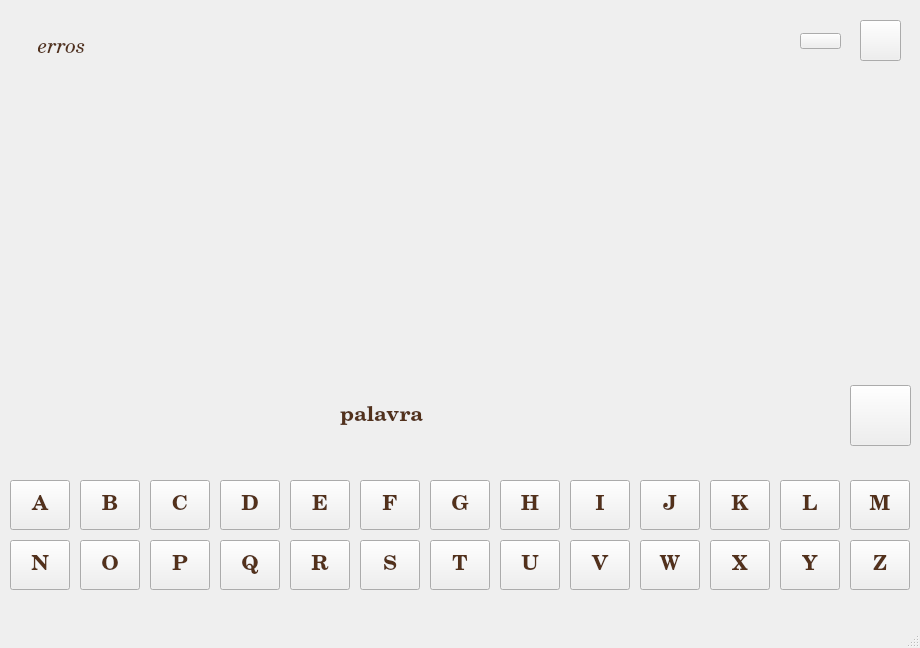
This is design_jogo_da_forca.ui in ericdecastro/Jogo-da-Forca as Qt 5 draws it before an edit. The edited form follows.
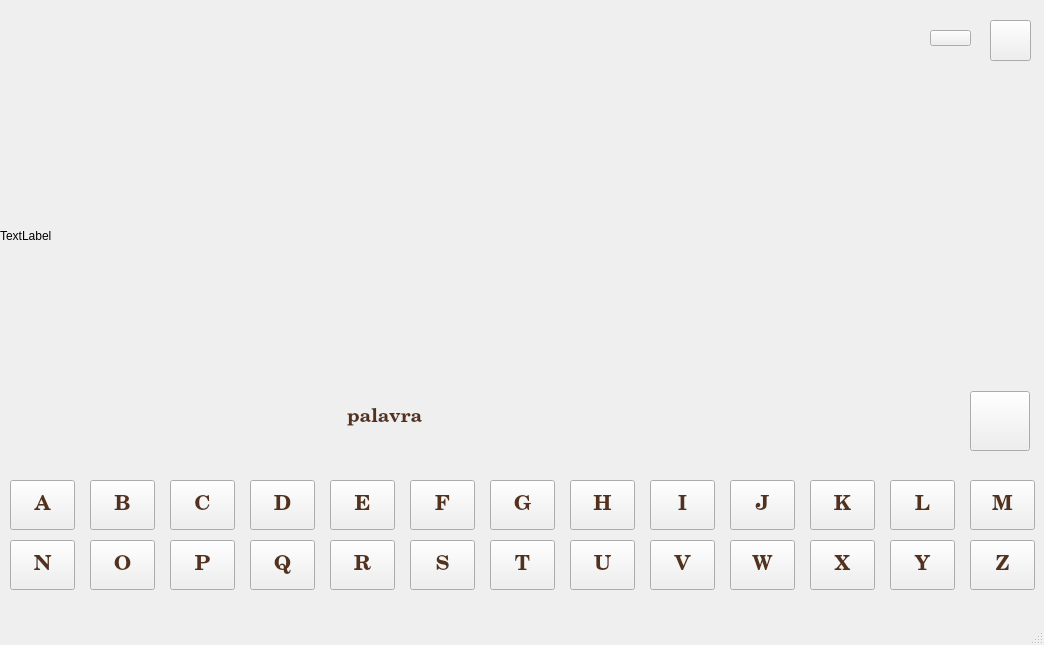
This is the edited form. Icons and pictures are not drawn.

Patch:
```diff
--- a/design_jogo_da_forca.ui
+++ b/design_jogo_da_forca.ui
@@ -12,8 +12,8 @@
    <rect>
     <x>0</x>
     <y>0</y>
-    <width>920</width>
-    <height>648</height>
+    <width>1044</width>
+    <height>645</height>
    </rect>
   </property>
   <property name="cursor">
@@ -38,57 +38,12 @@
    <property name="styleSheet">
     <string notr="true"/>
    </property>
-   <widget class="QLabel" name="labErros">
-    <property name="enabled">
-     <bool>true</bool>
-    </property>
-    <property name="geometry">
-     <rect>
-      <x>10</x>
-      <y>14</y>
-      <width>141</width>
-      <height>71</height>
-     </rect>
-    </property>
-    <property name="sizePolicy">
-     <sizepolicy hsizetype="Preferred" vsizetype="Expanding">
-      <horstretch>0</horstretch>
-      <verstretch>0</verstretch>
-     </sizepolicy>
-    </property>
-    <property name="font">
-     <font>
-      <family>Century Schoolbook L</family>
-      <pointsize>16</pointsize>
-      <italic>true</italic>
-     </font>
-    </property>
-    <property name="styleSheet">
-     <string notr="true">border-image:url(&quot;/home/ericdecastro/PycharmProjects/Python_udemy/Jogo_da_forca1/moldura.png&quot;);
-color: rgba(80,45,22,250);</string>
-    </property>
-    <property name="lineWidth">
-     <number>1</number>
-    </property>
-    <property name="text">
-     <string>&lt;html&gt;&lt;head/&gt;&lt;body&gt;&lt;p&gt;erros&lt;/p&gt;&lt;/body&gt;&lt;/html&gt;</string>
-    </property>
-    <property name="alignment">
-     <set>Qt::AlignLeading|Qt::AlignLeft|Qt::AlignVCenter</set>
-    </property>
-    <property name="margin">
-     <number>10</number>
-    </property>
-    <property name="indent">
-     <number>28</number>
-    </property>
-   </widget>
    <widget class="QPushButton" name="btnA">
     <property name="geometry">
      <rect>
       <x>10</x>
       <y>480</y>
-      <width>60</width>
+      <width>65</width>
       <height>50</height>
      </rect>
     </property>
@@ -110,13 +65,19 @@
     <property name="text">
      <string>A</string>
     </property>
+    <property name="iconSize">
+     <size>
+      <width>16</width>
+      <height>16</height>
+     </size>
+    </property>
    </widget>
    <widget class="QPushButton" name="btnB">
     <property name="geometry">
      <rect>
-      <x>80</x>
+      <x>90</x>
       <y>480</y>
-      <width>60</width>
+      <width>65</width>
       <height>50</height>
      </rect>
     </property>
@@ -143,9 +104,9 @@
    <widget class="QPushButton" name="btnG">
     <property name="geometry">
      <rect>
-      <x>430</x>
+      <x>490</x>
       <y>480</y>
-      <width>60</width>
+      <width>65</width>
       <height>50</height>
      </rect>
     </property>
@@ -172,9 +133,9 @@
    <widget class="QPushButton" name="btnF">
     <property name="geometry">
      <rect>
-      <x>360</x>
+      <x>410</x>
       <y>480</y>
-      <width>60</width>
+      <width>65</width>
       <height>50</height>
      </rect>
     </property>
@@ -201,9 +162,9 @@
    <widget class="QPushButton" name="btnC">
     <property name="geometry">
      <rect>
-      <x>150</x>
+      <x>170</x>
       <y>480</y>
-      <width>60</width>
+      <width>65</width>
       <height>50</height>
      </rect>
     </property>
@@ -230,9 +191,9 @@
    <widget class="QPushButton" name="btnD">
     <property name="geometry">
      <rect>
-      <x>220</x>
+      <x>250</x>
       <y>480</y>
-      <width>60</width>
+      <width>65</width>
       <height>50</height>
      </rect>
     </property>
@@ -259,9 +220,9 @@
    <widget class="QPushButton" name="btnE">
     <property name="geometry">
      <rect>
-      <x>290</x>
+      <x>330</x>
       <y>480</y>
-      <width>60</width>
+      <width>65</width>
       <height>50</height>
      </rect>
     </property>
@@ -288,9 +249,9 @@
    <widget class="QPushButton" name="btnH">
     <property name="geometry">
      <rect>
-      <x>500</x>
+      <x>570</x>
       <y>480</y>
-      <width>60</width>
+      <width>65</width>
       <height>50</height>
      </rect>
     </property>
@@ -317,9 +278,9 @@
    <widget class="QPushButton" name="btnO">
     <property name="geometry">
      <rect>
-      <x>80</x>
+      <x>90</x>
       <y>540</y>
-      <width>60</width>
+      <width>65</width>
       <height>50</height>
      </rect>
     </property>
@@ -348,7 +309,7 @@
      <rect>
       <x>10</x>
       <y>540</y>
-      <width>60</width>
+      <width>65</width>
       <height>50</height>
      </rect>
     </property>
@@ -375,9 +336,9 @@
    <widget class="QPushButton" name="btnL">
     <property name="geometry">
      <rect>
-      <x>780</x>
+      <x>890</x>
       <y>480</y>
-      <width>60</width>
+      <width>65</width>
       <height>50</height>
      </rect>
     </property>
@@ -404,9 +365,9 @@
    <widget class="QPushButton" name="btnM">
     <property name="geometry">
      <rect>
-      <x>850</x>
+      <x>970</x>
       <y>480</y>
-      <width>60</width>
+      <width>65</width>
       <height>50</height>
      </rect>
     </property>
@@ -433,9 +394,9 @@
    <widget class="QPushButton" name="btnP">
     <property name="geometry">
      <rect>
-      <x>150</x>
+      <x>170</x>
       <y>540</y>
-      <width>60</width>
+      <width>65</width>
       <height>50</height>
      </rect>
     </property>
@@ -462,9 +423,9 @@
    <widget class="QPushButton" name="btnJ">
     <property name="geometry">
      <rect>
-      <x>640</x>
+      <x>730</x>
       <y>480</y>
-      <width>60</width>
+      <width>65</width>
       <height>50</height>
      </rect>
     </property>
@@ -491,9 +452,9 @@
    <widget class="QPushButton" name="btnK">
     <property name="geometry">
      <rect>
-      <x>710</x>
+      <x>810</x>
       <y>480</y>
-      <width>60</width>
+      <width>65</width>
       <height>50</height>
      </rect>
     </property>
@@ -520,9 +481,9 @@
    <widget class="QPushButton" name="btnI">
     <property name="geometry">
      <rect>
-      <x>570</x>
+      <x>650</x>
       <y>480</y>
-      <width>60</width>
+      <width>65</width>
       <height>50</height>
      </rect>
     </property>
@@ -549,9 +510,9 @@
    <widget class="QPushButton" name="btnW">
     <property name="geometry">
      <rect>
-      <x>640</x>
+      <x>730</x>
       <y>540</y>
-      <width>60</width>
+      <width>65</width>
       <height>50</height>
      </rect>
     </property>
@@ -578,9 +539,9 @@
    <widget class="QPushButton" name="btnV">
     <property name="geometry">
      <rect>
-      <x>570</x>
+      <x>650</x>
       <y>540</y>
-      <width>60</width>
+      <width>65</width>
       <height>50</height>
      </rect>
     </property>
@@ -607,9 +568,9 @@
    <widget class="QPushButton" name="btnT">
     <property name="geometry">
      <rect>
-      <x>430</x>
+      <x>490</x>
       <y>540</y>
-      <width>60</width>
+      <width>65</width>
       <height>50</height>
      </rect>
     </property>
@@ -636,9 +597,9 @@
    <widget class="QPushButton" name="btnU">
     <property name="geometry">
      <rect>
-      <x>500</x>
+      <x>570</x>
       <y>540</y>
-      <width>60</width>
+      <width>65</width>
       <height>50</height>
      </rect>
     </property>
@@ -665,9 +626,9 @@
    <widget class="QPushButton" name="btnX">
     <property name="geometry">
      <rect>
-      <x>710</x>
+      <x>810</x>
       <y>540</y>
-      <width>60</width>
+      <width>65</width>
       <height>50</height>
      </rect>
     </property>
@@ -694,9 +655,9 @@
    <widget class="QPushButton" name="btnR">
     <property name="geometry">
      <rect>
-      <x>290</x>
+      <x>330</x>
       <y>540</y>
-      <width>60</width>
+      <width>65</width>
       <height>50</height>
      </rect>
     </property>
@@ -723,9 +684,9 @@
    <widget class="QPushButton" name="btnS">
     <property name="geometry">
      <rect>
-      <x>360</x>
+      <x>410</x>
       <y>540</y>
-      <width>60</width>
+      <width>65</width>
       <height>50</height>
      </rect>
     </property>
@@ -752,9 +713,9 @@
    <widget class="QPushButton" name="btnY">
     <property name="geometry">
      <rect>
-      <x>780</x>
+      <x>890</x>
       <y>540</y>
-      <width>60</width>
+      <width>65</width>
       <height>50</height>
      </rect>
     </property>
@@ -781,9 +742,9 @@
    <widget class="QPushButton" name="btnQ">
     <property name="geometry">
      <rect>
-      <x>220</x>
+      <x>250</x>
       <y>540</y>
-      <width>60</width>
+      <width>65</width>
       <height>50</height>
      </rect>
     </property>
@@ -810,9 +771,9 @@
    <widget class="QPushButton" name="btnZ">
     <property name="geometry">
      <rect>
-      <x>850</x>
+      <x>970</x>
       <y>540</y>
-      <width>60</width>
+      <width>65</width>
       <height>50</height>
      </rect>
     </property>
@@ -839,16 +800,16 @@
    <widget class="QLabel" name="labPalavra">
     <property name="geometry">
      <rect>
-      <x>300</x>
-      <y>390</y>
-      <width>531</width>
-      <height>51</height>
+      <x>305</x>
+      <y>387</y>
+      <width>651</width>
+      <height>61</height>
      </rect>
     </property>
     <property name="font">
      <font>
       <family>Century Schoolbook L</family>
-      <pointsize>16</pointsize>
+      <pointsize>14</pointsize>
       <weight>75</weight>
       <italic>false</italic>
       <bold>true</bold>
@@ -858,6 +819,9 @@
      <string notr="true">border-image: url(&quot;/home/ericdecastro/Área de Trabalho/desenho forca/caixatexto.png&quot;);
 color: rgba(80,45,22,250);</string>
     </property>
+    <property name="lineWidth">
+     <number>1</number>
+    </property>
     <property name="text">
      <string>palavra</string>
     </property>
@@ -865,7 +829,7 @@
      <number>0</number>
     </property>
     <property name="indent">
-     <number>40</number>
+     <number>42</number>
     </property>
    </widget>
    <widget class="QPushButton" name="btnFecha">
@@ -874,7 +838,7 @@
     </property>
     <property name="geometry">
      <rect>
-      <x>860</x>
+      <x>990</x>
       <y>20</y>
       <width>41</width>
       <height>41</height>
@@ -894,8 +858,8 @@
    <widget class="QPushButton" name="btnMini">
     <property name="geometry">
      <rect>
-      <x>800</x>
-      <y>33</y>
+      <x>930</x>
+      <y>30</y>
       <width>41</width>
       <height>16</height>
      </rect>
@@ -911,78 +875,12 @@
      <string/>
     </property>
    </widget>
-   <widget class="QWidget" name="widgetFundo2" native="true">
-    <property name="geometry">
-     <rect>
-      <x>0</x>
-      <y>-15</y>
-      <width>921</width>
-      <height>481</height>
-     </rect>
-    </property>
-    <property name="styleSheet">
-     <string notr="true">border-image: url(&quot;/home/ericdecastro/PycharmProjects/Python_udemy/Jogo_da_forca1/praça.png&quot;);</string>
-    </property>
-    <widget class="QLabel" name="labForca">
-     <property name="geometry">
-      <rect>
-       <x>10</x>
-       <y>160</y>
-       <width>281</width>
-       <height>291</height>
-      </rect>
-     </property>
-     <property name="font">
-      <font>
-       <family>Ubuntu</family>
-       <pointsize>16</pointsize>
-       <weight>50</weight>
-       <italic>false</italic>
-       <bold>false</bold>
-      </font>
-     </property>
-     <property name="autoFillBackground">
-      <bool>false</bool>
-     </property>
-     <property name="styleSheet">
-      <string notr="true">border-image: url(&quot;/home/ericdecastro/Área de Trabalho/desenho forca/forca.png&quot;);</string>
-     </property>
-     <property name="frameShape">
-      <enum>QFrame::NoFrame</enum>
-     </property>
-     <property name="lineWidth">
-      <number>1</number>
-     </property>
-     <property name="text">
-      <string/>
-     </property>
-    </widget>
-    <widget class="QPushButton" name="pushButton">
-     <property name="geometry">
-      <rect>
-       <x>850</x>
-       <y>400</y>
-       <width>61</width>
-       <height>61</height>
-      </rect>
-     </property>
-     <property name="cursor">
-      <cursorShape>PointingHandCursor</cursorShape>
-     </property>
-     <property name="styleSheet">
-      <string notr="true">border-image:url(&quot;/home/ericdecastro/Área de Trabalho/desenho forca/volume ligado2.png&quot;);</string>
-     </property>
-     <property name="text">
-      <string/>
-     </property>
-    </widget>
-   </widget>
    <widget class="QWidget" name="widgetFundo" native="true">
     <property name="geometry">
      <rect>
       <x>0</x>
       <y>466</y>
-      <width>921</width>
+      <width>1045</width>
       <height>151</height>
      </rect>
     </property>
@@ -991,6 +889,109 @@
 </string>
     </property>
    </widget>
+   <widget class="QPushButton" name="btnSom">
+    <property name="geometry">
+     <rect>
+      <x>970</x>
+      <y>391</y>
+      <width>60</width>
+      <height>60</height>
+     </rect>
+    </property>
+    <property name="font">
+     <font>
+      <family>Century Schoolbook L</family>
+      <pointsize>16</pointsize>
+      <weight>75</weight>
+      <italic>false</italic>
+      <bold>true</bold>
+     </font>
+    </property>
+    <property name="cursor">
+     <cursorShape>PointingHandCursor</cursorShape>
+    </property>
+    <property name="styleSheet">
+     <string notr="true">border-image:url(&quot;/home/ericdecastro/PycharmProjects/Python_udemy/Jogo_da_forca1/somligado.png&quot;);
+color: rgba(80,45,22,250);</string>
+    </property>
+    <property name="text">
+     <string/>
+    </property>
+   </widget>
+   <widget class="QLabel" name="labErros">
+    <property name="geometry">
+     <rect>
+      <x>10</x>
+      <y>10</y>
+      <width>130</width>
+      <height>81</height>
+     </rect>
+    </property>
+    <property name="font">
+     <font>
+      <family>Century Schoolbook L</family>
+      <pointsize>13</pointsize>
+      <weight>75</weight>
+      <bold>true</bold>
+     </font>
+    </property>
+    <property name="cursor">
+     <cursorShape>ArrowCursor</cursorShape>
+    </property>
+    <property name="styleSheet">
+     <string notr="true">border-image:url(&quot;/home/ericdecastro/PycharmProjects/Python_udemy/Jogo_da_forca1/moldura2.png&quot;);
+color: rgba(80,45,22,250);</string>
+    </property>
+    <property name="lineWidth">
+     <number>1</number>
+    </property>
+    <property name="text">
+     <string/>
+    </property>
+    <property name="alignment">
+     <set>Qt::AlignCenter</set>
+    </property>
+    <property name="margin">
+     <number>21</number>
+    </property>
+    <property name="indent">
+     <number>17</number>
+    </property>
+   </widget>
+   <widget class="QLabel" name="labForca">
+    <property name="geometry">
+     <rect>
+      <x>10</x>
+      <y>120</y>
+      <width>271</width>
+      <height>321</height>
+     </rect>
+    </property>
+    <property name="styleSheet">
+     <string notr="true">border-image:url(&quot;/home/ericdecastro/PycharmProjects/Python_udemy/Jogo_da_forca1/forca.png&quot;);
+</string>
+    </property>
+    <property name="text">
+     <string/>
+    </property>
+   </widget>
+   <widget class="QLabel" name="lblFundo">
+    <property name="geometry">
+     <rect>
+      <x>0</x>
+      <y>0</y>
+      <width>1041</width>
+      <height>471</height>
+     </rect>
+    </property>
+    <property name="styleSheet">
+     <string notr="true">border-image: url(&quot;/home/ericdecastro/PycharmProjects/Python_udemy/Jogo_da_forca1/praça.png&quot;)</string>
+    </property>
+    <property name="text">
+     <string>TextLabel</string>
+    </property>
+   </widget>
+   <zorder>lblFundo</zorder>
    <zorder>widgetFundo</zorder>
    <zorder>widgetFundo2</zorder>
    <zorder>labErros</zorder>
```
Left out of the diff: 12 changed lines with no effect on the pictures.
